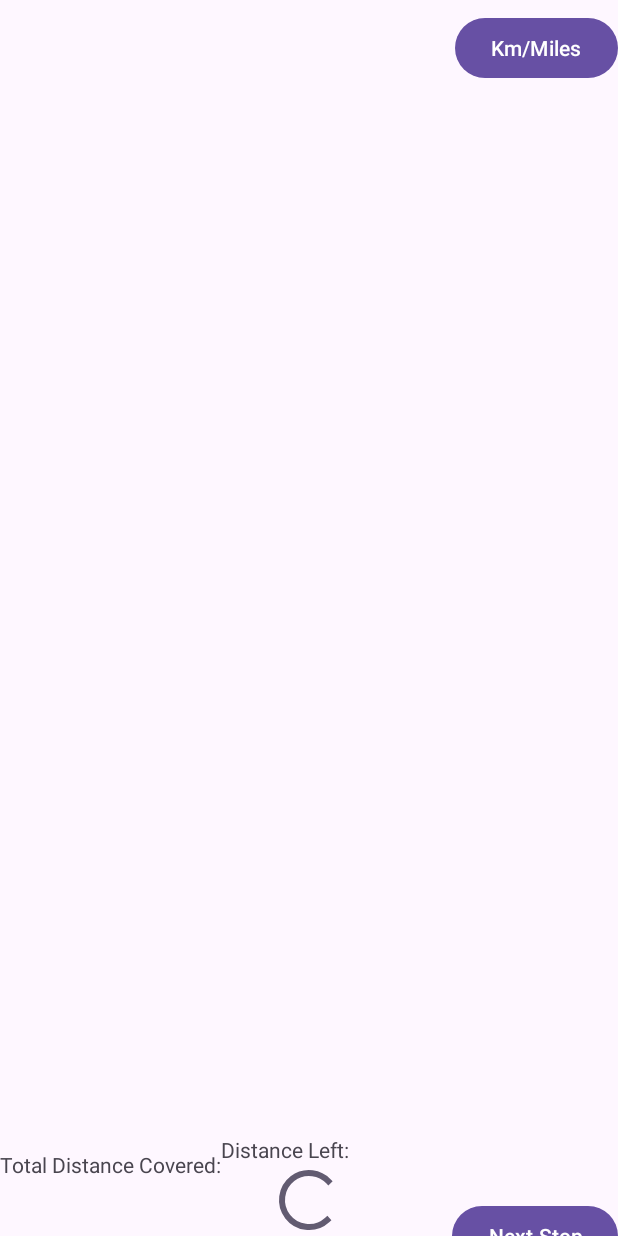
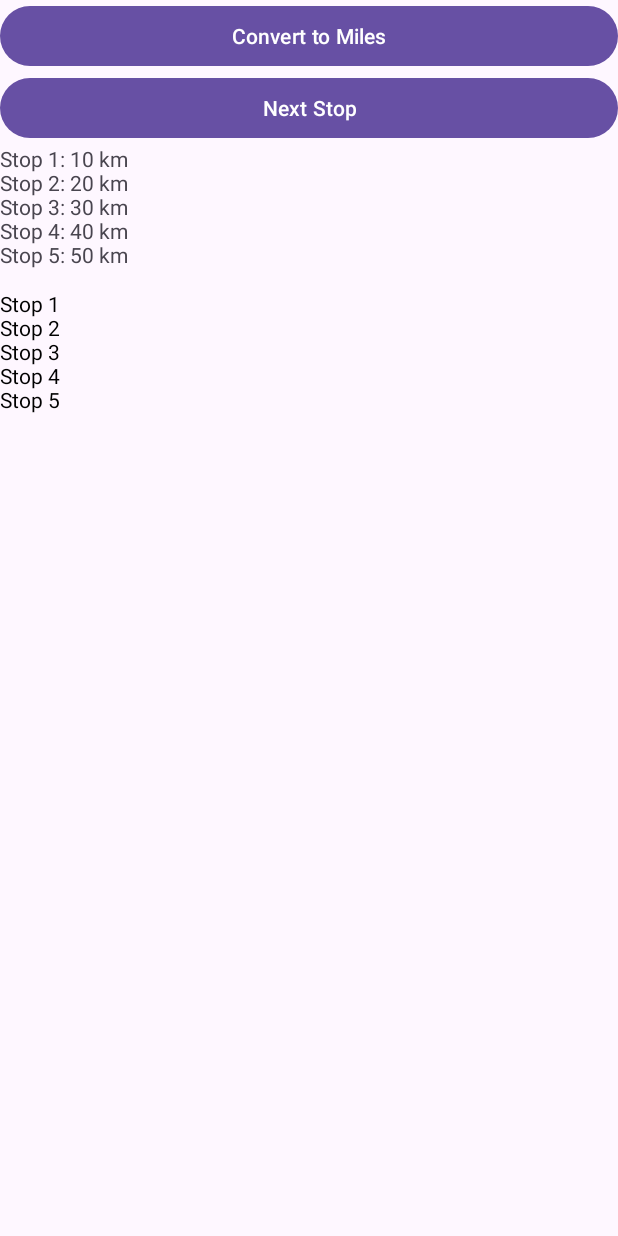
Before and after one commit to vens8/MC-Assignments, an Android app built with Jetpack Compose: the screen it shows after launch (MainActivity), on a phone screen of 412 x 824 dp. Run offline under Robolectric (Android 15) with nearby library versions, the phone set to English and light mode, and no system bars.

Commit message:
miles to km and vice versa

```diff
--- a/Assignment1/JourneyTrack/app/build.gradle.kts
+++ b/Assignment1/JourneyTrack/app/build.gradle.kts
@@ -1,6 +1,7 @@
 plugins {
     id("com.android.application")
     id("org.jetbrains.kotlin.android")
+    kotlin("kapt")
 }
 
 android {
@@ -18,7 +19,7 @@ android {
     }
 
     buildTypes {
-        release {
+        getByName("release") {
             isMinifyEnabled = false
             proguardFiles(
                 getDefaultProguardFile("proguard-android-optimize.txt"),
@@ -33,14 +34,23 @@ android {
     kotlinOptions {
         jvmTarget = "1.8"
     }
+    buildFeatures {
+        compose = true
+    }
+    composeOptions {
+        kotlinCompilerExtensionVersion = "1.5.3"
+    }
 }
 
 dependencies {
-
     implementation("androidx.core:core-ktx:1.12.0")
     implementation("androidx.appcompat:appcompat:1.6.1")
     implementation("com.google.android.material:material:1.11.0")
     implementation("androidx.constraintlayout:constraintlayout:2.1.4")
+    implementation("androidx.compose.ui:ui:1.6.1")
+    implementation("androidx.compose.material:material:1.6.1")
+    implementation("androidx.compose.ui:ui-tooling:1.6.1")
+    implementation("androidx.compose.ui:ui-android:1.6.1")
     testImplementation("junit:junit:4.13.2")
     androidTestImplementation("androidx.test.ext:junit:1.1.5")
     androidTestImplementation("androidx.test.espresso:espresso-core:3.5.1")
--- a/Assignment1/JourneyTrack/app/src/main/java/com/example/journeytrack/MainActivity.kt
+++ b/Assignment1/JourneyTrack/app/src/main/java/com/example/journeytrack/MainActivity.kt
@@ -1,11 +1,92 @@
 package com.example.journeytrack
 
+import android.os.Bundle
 import androidx.appcompat.app.AppCompatActivity
-import android.os.Bundle
+import android.widget.Button
+import android.widget.TextView
+import androidx.compose.foundation.layout.Column
+import androidx.compose.foundation.lazy.LazyColumn
+import androidx.compose.foundation.lazy.items
+import androidx.compose.material.Text
+import androidx.compose.runtime.Composable
+import androidx.compose.ui.platform.ComposeView
+import androidx.compose.ui.tooling.preview.Preview
 
 class MainActivity : AppCompatActivity() {
+    private lateinit var btnConvert: Button
+    private lateinit var btnNextStop: Button
+    private lateinit var tvStops: TextView
+
+    private var stops = listOf("Stop 1", "Stop 2", "Stop 3", "Stop 4", "Stop 5")
+    private var distancesInKm = listOf(10, 20, 30, 40, 50)
+    private var distancesInMiles = distancesInKm.map { it * 0.621371 }
+    private var currentStop = 0
+
     override fun onCreate(savedInstanceState: Bundle?) {
         super.onCreate(savedInstanceState)
         setContentView(R.layout.activity_main)
+
+        btnConvert = findViewById(R.id.btn_convert)
+        btnNextStop = findViewById(R.id.btn_next_stop)
+        tvStops = findViewById(R.id.tv_stops)
+
+        btnConvert.setOnClickListener {
+            if (btnConvert.text == "Convert to Miles") {
+                btnConvert.text = "Convert to Kilometers"
+                displayStopsInMiles()
+            } else {
+                btnConvert.text = "Convert to Miles"
+                displayStopsInKilometers()
+            }
+        }
+
+        btnNextStop.setOnClickListener {
+            if (currentStop < stops.size) {
+                currentStop++
+                displayStops()
+            }
+        }
+
+        displayStops()
+
+        val composeView = findViewById<ComposeView>(R.id.compose_view)
+        composeView.setContent {
+            Column {
+                StopsList(stops)
+            }
+        }
+    }
+
+    private fun displayStops() {
+        if (btnConvert.text == "Convert to Miles") {
+            displayStopsInKilometers()
+        } else {
+            displayStopsInMiles()
+        }
+    }
+
+    private fun displayStopsInKilometers() {
+        var text = ""
+        for (i in stops.indices) {
+            text += "${stops[i]}: ${distancesInKm[i]} km\n"
+        }
+        tvStops.text = text
+    }
+
+    private fun displayStopsInMiles() {
+        var text = ""
+        for (i in stops.indices) {
+            text += "${stops[i]}: ${distancesInMiles[i]} miles\n"
+        }
+        tvStops.text = text
+    }
+
+    @Composable
+    fun StopsList(stops: List<String>) {
+        LazyColumn {
+            items(stops) { stop ->
+                Text(stop)
+            }
+        }
     }
 }
--- a/Assignment1/JourneyTrack/app/src/main/res/layout/activity_main.xml
+++ b/Assignment1/JourneyTrack/app/src/main/res/layout/activity_main.xml
@@ -1,70 +1,33 @@
 <?xml version="1.0" encoding="utf-8"?>
-<androidx.constraintlayout.widget.ConstraintLayout xmlns:android="http://schemas.android.com/apk/res/android"
+<LinearLayout xmlns:android="http://schemas.android.com/apk/res/android"
     xmlns:app="http://schemas.android.com/apk/res-auto"
     xmlns:tools="http://schemas.android.com/tools"
     android:layout_width="match_parent"
-    android:layout_height="match_parent">
+    android:layout_height="match_parent"
+    android:orientation="vertical"
+    tools:context=".MainActivity">
 
-    <androidx.appcompat.widget.Toolbar
-        android:id="@+id/toolbar"
+    <Button
+        android:id="@+id/btn_convert"
         android:layout_width="match_parent"
-        android:layout_height="?attr/actionBarSize"
-        app:layout_constraintEnd_toEndOf="parent"
-        app:layout_constraintStart_toStartOf="parent"
-        app:layout_constraintTop_toTopOf="parent" />
+        android:layout_height="wrap_content"
+        android:text="Convert to Miles" />
 
-    <androidx.recyclerview.widget.RecyclerView
-        android:id="@+id/stops_list"
+    <Button
+        android:id="@+id/btn_next_stop"
         android:layout_width="match_parent"
-        android:layout_height="0dp"
-        app:layout_constraintBottom_toTopOf="@+id/progress_bar"
-        app:layout_constraintStart_toStartOf="parent"
-        app:layout_constraintTop_toBottomOf="@+id/toolbar" />
+        android:layout_height="wrap_content"
+        android:text="Next Stop" />
 
     <TextView
-        android:id="@+id/total_distance_covered"
-        android:layout_width="wrap_content"
-        android:layout_height="wrap_content"
-        android:text="Total Distance Covered:"
-        app:layout_constraintBottom_toTopOf="@+id/progress_bar"
-        app:layout_constraintStart_toStartOf="parent"
-        app:layout_constraintTop_toBottomOf="@+id/stops_list" />
-
-    <TextView
-        android:id="@+id/total_distance_left"
-        android:layout_width="wrap_content"
-        android:layout_height="wrap_content"
-        android:text="Distance Left:"
-        app:layout_constraintBottom_toTopOf="@+id/progress_bar"
-        app:layout_constraintStart_toEndOf="@+id/total_distance_covered"
-        app:layout_constraintTop_toBottomOf="@+id/stops_list" />
-
-    <ProgressBar
-        android:id="@+id/progress_bar"
+        android:id="@+id/tv_stops"
         android:layout_width="match_parent"
         android:layout_height="wrap_content"
-        android:progress="0"
-        app:layout_constraintBottom_toBottomOf="parent"
-        app:layout_constraintEnd_toEndOf="parent"
-        app:layout_constraintStart_toStartOf="parent"
-        app:layout_constraintTop_toBottomOf="@+id/total_distance_left" />
+        android:text="Stops will appear here" />
 
-    <Button
-        android:id="@+id/next_stop_button"
-        android:layout_width="wrap_content"
-        android:layout_height="wrap_content"
-        android:text="Next Stop"
-        app:layout_constraintBottom_toBottomOf="parent"
-        app:layout_constraintEnd_toEndOf="parent"
-        app:layout_constraintTop_toBottomOf="@+id/progress_bar" />
+    <androidx.compose.ui.platform.ComposeView
+        android:id="@+id/compose_view"
+        android:layout_width="match_parent"
+        android:layout_height="wrap_content" />
 
-    <Button
-        android:id="@+id/convert_unit_button"
-        android:layout_width="wrap_content"
-        android:layout_height="wrap_content"
-        android:text="Km/Miles"
-        app:layout_constraintBottom_toBottomOf="@+id/toolbar"
-        app:layout_constraintEnd_toEndOf="parent"
-        app:layout_constraintTop_toTopOf="@+id/toolbar" />
-
-</androidx.constraintlayout.widget.ConstraintLayout>
+</LinearLayout>
--- a/Assignment1/JourneyTrack/build.gradle.kts
+++ b/Assignment1/JourneyTrack/build.gradle.kts
@@ -1,5 +1,5 @@
 // Top-level build file where you can add configuration options common to all sub-projects/modules.
 plugins {
-    id("com.android.application") version "8.2.0" apply false
+    id("com.android.application") version "8.2.2" apply false
     id("org.jetbrains.kotlin.android") version "1.9.10" apply false
 }
```
